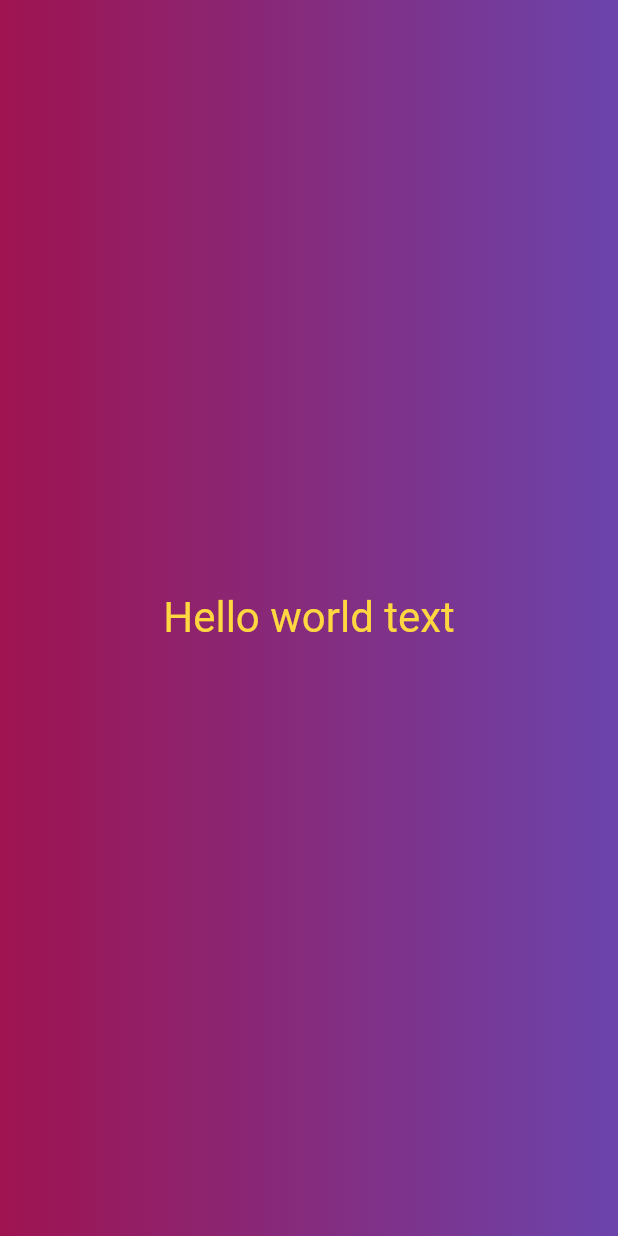
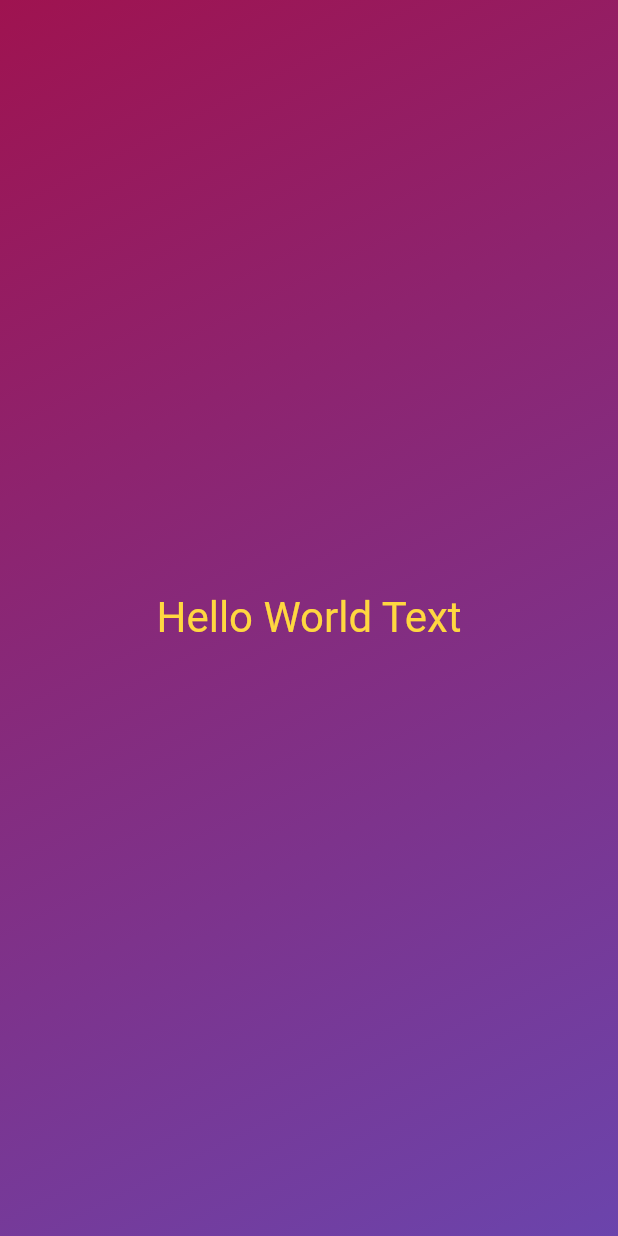
Before and after one commit to haservi/udemy-flutter, a Flutter app: the screen it shows after launch, on a phone screen of 412 x 824 dp. Run offline on Flutter 3.47's test engine with Material 2 defaults, Android fonts, the phone set to English and light mode, and no system bars.

Commit message:
feat: 매개변수를 할당 받아 사용하는 방법 학습

```diff
--- a/first_app/lib/gradient_container.dart
+++ b/first_app/lib/gradient_container.dart
@@ -1,5 +1,8 @@
 import 'package:first_app/styled_text.dart';
 import 'package:flutter/material.dart';
+
+const startAlignment = Alignment.topLeft;
+const endAlignment = Alignment.bottomRight;
 
 class GradientContainer extends StatelessWidget {
   const GradientContainer({super.key});
@@ -8,15 +11,13 @@ class GradientContainer extends StatelessWidget {
   Widget build(context) {
     return Container(
       decoration: const BoxDecoration(
-        gradient: LinearGradient(
-          colors: [
-            Color.fromARGB(255, 159, 19, 80),
-            Color.fromARGB(255, 107, 68, 172),
-          ],
-        ),
+        gradient: LinearGradient(colors: [
+          Color.fromARGB(255, 159, 19, 80),
+          Color.fromARGB(255, 107, 68, 172),
+        ], begin: startAlignment, end: endAlignment),
       ),
       child: const Center(
-        child: StyledText(),
+        child: StyledText('Hello World Text'),
       ),
     );
   }
--- a/first_app/lib/styled_text.dart
+++ b/first_app/lib/styled_text.dart
@@ -1,13 +1,15 @@
 import 'package:flutter/material.dart';
 
 class StyledText extends StatelessWidget {
-  const StyledText({super.key});
+  const StyledText(this.text, {super.key});
+
+  final String text;
 
   @override
   Widget build(BuildContext context) {
-    return const Text(
-      'Hello world text',
-      style: TextStyle(color: Colors.amberAccent, fontSize: 28),
+    return Text(
+      text,
+      style: const TextStyle(color: Colors.amberAccent, fontSize: 28),
     );
   }
 }
```
Also changed, not shown: first_app/lib/main.dart (line endings or trailing spaces).
